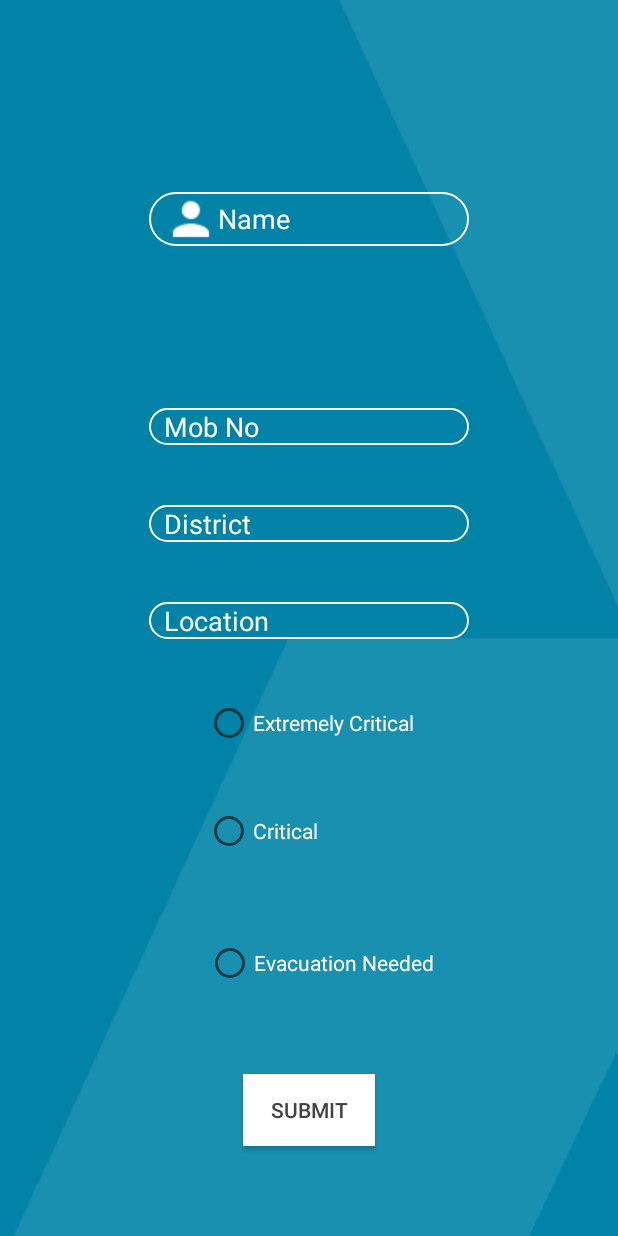
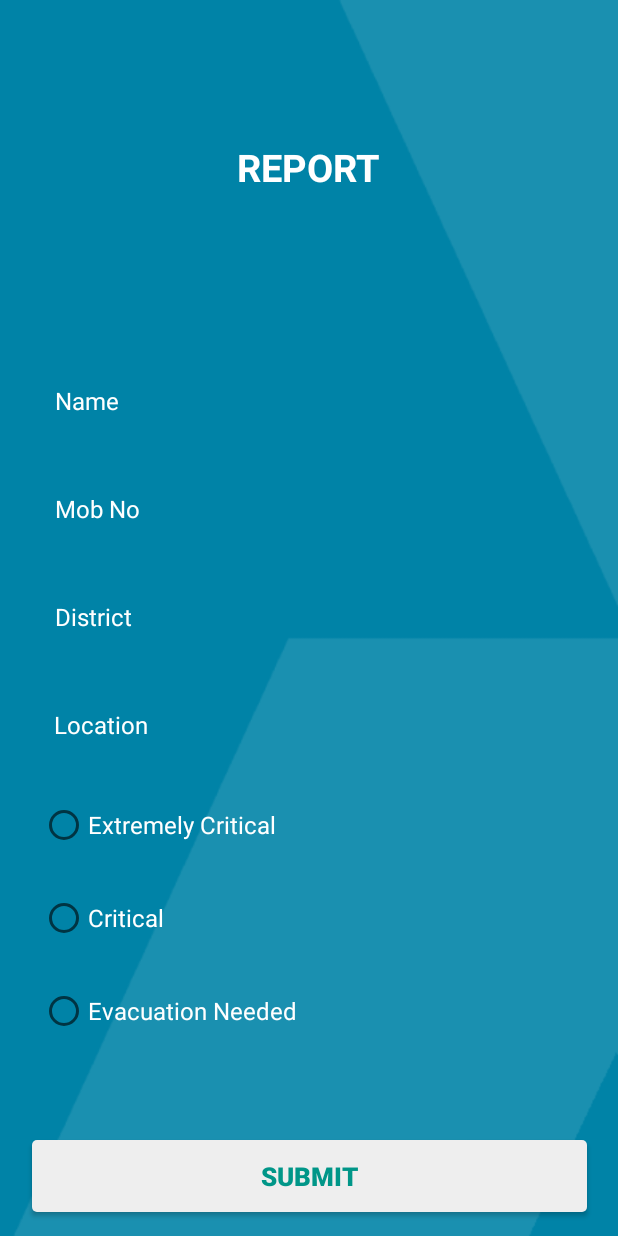
Before and after one commit to SanduSuresh/KeralaFloodRescue, an Android app: the VictimHome screen opened directly, with no data from a screen before it, on a phone screen of 412 x 824 dp. Run offline under Robolectric (Android 15) with nearby library versions, the phone set to English and light mode, and no system bars.

Commit message:
UI Updations

```diff
--- a/app/src/main/res/layout/activity_victim_home.xml
+++ b/app/src/main/res/layout/activity_victim_home.xml
@@ -9,126 +9,164 @@
 
     <EditText
         android:id="@+id/nameText"
-        android:layout_width="wrap_content"
+        android:layout_width="370dp"
         android:layout_height="wrap_content"
-        android:layout_marginStart="83dp"
-        android:layout_marginTop="60dp"
-        android:layout_marginEnd="83dp"
-        android:layout_marginBottom="40dp"
+        android:layout_marginStart="26dp"
+        android:layout_marginEnd="15dp"
+        android:layout_marginBottom="30dp"
+        android:background="@android:color/transparent"
         android:ems="10"
+        android:hint="Name"
         android:inputType="textPersonName"
-        android:hint="Name"
+        android:padding="10dp"
+        android:singleLine="true"
         android:textColor="@color/white"
         android:textColorHint="@color/white"
-        android:background="@drawable/shapeemail"
-        android:drawableLeft="@drawable/ic_person_black_24dp"
+        android:textSize="16sp"
         app:layout_constraintBottom_toTopOf="@+id/mobText"
-        app:layout_constraintEnd_toEndOf="parent"
-        app:layout_constraintStart_toStartOf="parent"
-        app:layout_constraintTop_toTopOf="parent" />
-
-    <EditText
-        android:id="@+id/mobText"
-        android:layout_width="wrap_content"
-        android:layout_height="wrap_content"
-        android:layout_marginStart="83dp"
-        android:layout_marginEnd="83dp"
-        android:layout_marginBottom="40dp"
-        android:ems="10"
-        android:inputType="textPersonName"
-        android:hint="Mob No"
-        android:textColor="@color/white"
-        android:textColorHint="@color/white"
-        android:background="@drawable/shapeemail"
-        app:layout_constraintBottom_toTopOf="@+id/distText"
         app:layout_constraintEnd_toEndOf="parent"
         app:layout_constraintStart_toStartOf="parent" />
 
     <EditText
-        android:id="@+id/distText"
-        android:layout_width="wrap_content"
+        android:id="@+id/mobText"
+        android:layout_width="370dp"
         android:layout_height="wrap_content"
-        android:layout_marginStart="83dp"
-        android:layout_marginEnd="83dp"
-        android:layout_marginBottom="40dp"
+        android:layout_marginStart="26dp"
+        android:layout_marginEnd="15dp"
+        android:layout_marginBottom="30dp"
+        android:background="@android:color/transparent"
         android:ems="10"
-        android:inputType="textPersonName"
-        android:hint="District"
+        android:hint="Mob No"
+        android:inputType="phone"
+        android:padding="10dp"
+        android:singleLine="true"
         android:textColor="@color/white"
         android:textColorHint="@color/white"
-        android:background="@drawable/shapeemail"
+        android:textSize="16sp"
+        app:layout_constraintBottom_toTopOf="@+id/distText"
+        app:layout_constraintEnd_toEndOf="parent"
+        app:layout_constraintHorizontal_bias="1.0"
+        app:layout_constraintStart_toStartOf="parent" />
+
+    <EditText
+        android:id="@+id/distText"
+        android:layout_width="370dp"
+        android:layout_height="wrap_content"
+        android:layout_marginStart="26dp"
+        android:layout_marginEnd="15dp"
+        android:layout_marginBottom="30dp"
+        android:background="@android:color/transparent"
+        android:ems="10"
+        android:hint="District"
+        android:inputType="textPersonName"
+        android:padding="10dp"
+        android:singleLine="true"
+        android:textColor="@color/white"
+        android:textColorHint="@color/white"
+        android:textSize="16sp"
         app:layout_constraintBottom_toTopOf="@+id/locText"
         app:layout_constraintEnd_toEndOf="parent"
         app:layout_constraintStart_toStartOf="parent" />
 
     <RadioButton
         android:id="@+id/extcriticRB"
-        android:layout_width="wrap_content"
+        android:layout_width="370dp"
         android:layout_height="wrap_content"
-        android:layout_marginStart="120dp"
-        android:layout_marginEnd="120dp"
-        android:layout_marginBottom="40dp"
+        android:layout_marginStart="26dp"
+        android:layout_marginEnd="15dp"
+        android:layout_marginBottom="30dp"
+        android:background="@android:color/transparent"
         android:text="Extremely Critical"
         android:textColor="@color/white"
+        android:textSize="16sp"
         app:layout_constraintBottom_toTopOf="@+id/criticRB"
         app:layout_constraintEnd_toEndOf="parent"
         app:layout_constraintStart_toStartOf="parent" />
 
     <RadioButton
         android:id="@+id/criticRB"
-        android:layout_width="wrap_content"
+        android:layout_width="370dp"
         android:layout_height="wrap_content"
-        android:layout_marginStart="120dp"
-        android:layout_marginEnd="184dp"
-        android:layout_marginBottom="56dp"
+        android:layout_marginStart="26dp"
+        android:layout_marginEnd="15dp"
+        android:layout_marginBottom="30dp"
+        android:background="@android:color/transparent"
         android:text="Critical"
         android:textColor="@color/white"
+        android:textSize="16sp"
         app:layout_constraintBottom_toTopOf="@+id/evacRB"
         app:layout_constraintEnd_toEndOf="parent"
         app:layout_constraintStart_toStartOf="parent" />
 
     <RadioButton
         android:id="@+id/evacRB"
-        android:layout_width="wrap_content"
+        android:layout_width="370dp"
         android:layout_height="wrap_content"
-        android:layout_marginStart="120dp"
-        android:layout_marginEnd="106dp"
-        android:layout_marginBottom="58dp"
+        android:layout_marginStart="26dp"
+        android:layout_marginEnd="15dp"
+        android:layout_marginBottom="70dp"
+        android:background="@android:color/transparent"
         android:text="Evacuation Needed"
         android:textColor="@color/white"
+        android:textSize="16sp"
         app:layout_constraintBottom_toTopOf="@+id/submitBtn"
         app:layout_constraintEnd_toEndOf="parent"
         app:layout_constraintStart_toStartOf="parent" />
 
     <Button
         android:id="@+id/submitBtn"
-        android:layout_width="wrap_content"
+        android:layout_width="370dp"
         android:layout_height="wrap_content"
-        android:layout_marginStart="145dp"
-        android:layout_marginEnd="145dp"
-        android:layout_marginBottom="60dp"
+        android:layout_marginStart="20dp"
+        android:layout_marginEnd="20dp"
+        android:layout_marginBottom="16dp"
+        android:background="@drawable/loginbutton_selector"
+        android:padding="3dp"
         android:text="Submit"
-        android:textColor="@color/cardview_dark_background"
-        android:background="#ffffff"
+        android:textColor="#009688"
+        android:textSize="17sp"
+        android:textStyle="bold"
         app:layout_constraintBottom_toBottomOf="parent"
         app:layout_constraintEnd_toEndOf="parent"
         app:layout_constraintStart_toStartOf="parent" />
 
     <EditText
         android:id="@+id/locText"
+        android:layout_width="370dp"
+        android:layout_height="wrap_content"
+        android:layout_marginStart="26dp"
+        android:layout_marginEnd="15dp"
+        android:layout_marginBottom="30dp"
+        android:background="@android:color/transparent"
+        android:ems="10"
+        android:hint="Location"
+        android:inputType="textPersonName"
+        android:padding="10dp"
+        android:singleLine="true"
+        android:textColor="@color/white"
+        android:textColorHint="@color/white"
+        android:textSize="16sp"
+        app:layout_constraintBottom_toTopOf="@+id/extcriticRB"
+        app:layout_constraintEnd_toEndOf="parent"
+        app:layout_constraintHorizontal_bias="0.0"
+        app:layout_constraintStart_toStartOf="parent" />
+
+    <TextView
+        android:id="@+id/titleText"
         android:layout_width="wrap_content"
         android:layout_height="wrap_content"
-        android:layout_marginStart="83dp"
-        android:layout_marginEnd="83dp"
+        android:layout_marginStart="173dp"
+        android:layout_marginTop="16dp"
+        android:layout_marginEnd="174dp"
         android:layout_marginBottom="40dp"
-        android:ems="10"
-        android:inputType="textPersonName"
-        android:hint="Location"
-        android:textColorHint="@color/white"
-        android:textColor="@color/white"
-        android:background="@drawable/shapeemail"
-        app:layout_constraintBottom_toTopOf="@+id/extcriticRB"
+        android:text="REPORT"
+        android:textAppearance="@style/TextAppearance.AppCompat.Large"
+        android:textColor="#ffffff"
+        android:textStyle="bold"
+        android:textSize="25sp"
+        app:layout_constraintBottom_toTopOf="@+id/nameText"
         app:layout_constraintEnd_toEndOf="parent"
-        app:layout_constraintStart_toStartOf="parent" />
+        app:layout_constraintStart_toStartOf="parent"
+        app:layout_constraintTop_toTopOf="parent" />
 
 </androidx.constraintlayout.widget.ConstraintLayout>
```
Also changed, not shown: app/src/main/java/com/example/keralafloodrescue/Utils.java (deleted, +0 -13 lines), app/src/main/java/com/example/keralafloodrescue/VolunteerLogin.java (+9 -1 lines), app/src/main/res/layout/activity_admin_login.xml (+77 -60 lines), app/src/main/res/layout/activity_main.xml (+53 -15 lines), app/src/main/res/layout/activity_volunteer_login.xml (+15 -15 lines).
